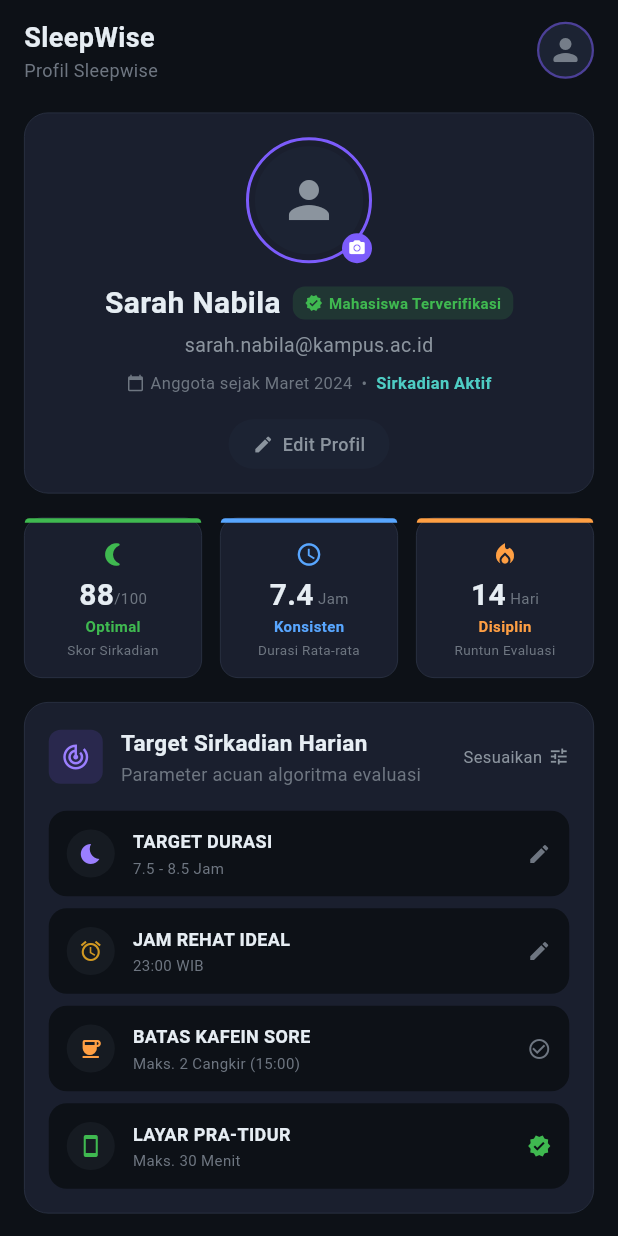
After one commit to reyhansaja/SleepWise, a Flutter app: the ProfilePage screen opened directly, on a phone screen of 412 x 824 dp. The commit adds this screen. Run offline on Flutter 3.47's test engine with Material 3 defaults, Android fonts, the phone set to English and light mode, and no system bars.

Commit message:
profile_page

```diff
--- a/frontend/lib/main.dart
+++ b/frontend/lib/main.dart
@@ -5,6 +5,7 @@ import 'pages/register_page.dart';
 import 'pages/dashboard_view.dart';
 import 'pages/prediction_page.dart';
 import 'pages/statistics_page.dart';
+import 'pages/profile_page.dart';
 
 void main() {
   runApp(const SleepWiseApp());
@@ -29,6 +30,7 @@ class SleepWiseApp extends StatelessWidget {
         '/dashboard': (context) => const MainShell(initialIndex: 0),
         '/predict': (context) => const MainShell(initialIndex: 1),
         '/statistics': (context) => const MainShell(initialIndex: 3),
+        '/profile': (context) => const MainShell(initialIndex: 4),
       },
     );
   }
@@ -73,6 +75,8 @@ class _MainShellState extends State<MainShell> {
         return _buildPlaceholderPage('Riwayat');
       case 3:
         return const StatisticsPage();
+      case 4:
+        return const ProfilePage();
       default:
         return _buildPlaceholderPage(_getPageTitle(_currentIndex));
     }
@@ -88,6 +92,8 @@ class _MainShellState extends State<MainShell> {
         return 'Riwayat';
       case 3:
         return 'Statistik';
+      case 4:
+        return 'Profil';
       default:
         return '';
     }
@@ -166,6 +172,10 @@ class _MainShellState extends State<MainShell> {
             icon: Icon(Icons.bar_chart_rounded),
             label: 'Statistik',
           ),
+          BottomNavigationBarItem(
+            icon: Icon(Icons.person_rounded),
+            label: 'Profil',
+          ),
         ],
       ),
     );
--- /dev/null
+++ b/frontend/lib/pages/profile_page.dart
@@ -0,0 +1,405 @@
+import 'package:flutter/material.dart';
+import '../theme/app_theme.dart';
+import '../widgets/common/section_card.dart';
+
+class ProfilePage extends StatelessWidget {
+  const ProfilePage({super.key});
+
+  @override
+  Widget build(BuildContext context) {
+    return Scaffold(
+      backgroundColor: AppTheme.background,
+      body: SafeArea(
+        child: CustomScrollView(
+          slivers: [
+            SliverToBoxAdapter(child: _buildHeader()),
+            SliverPadding(
+              padding: const EdgeInsets.symmetric(horizontal: 16),
+              sliver: SliverList(
+                delegate: SliverChildListDelegate([
+                  const SizedBox(height: 16),
+                  _buildProfileCard(),
+                  const SizedBox(height: 16),
+                  _buildStatsRow(),
+                  const SizedBox(height: 16),
+                  _buildTargetSection(),
+                  const SizedBox(height: 16),
+                  _buildPrivacySection(),
+                  const SizedBox(height: 24),
+                  _buildLogoutButton(),
+                  const SizedBox(height: 16),
+                  _buildFooter(),
+                  const SizedBox(height: 32),
+                ]),
+              ),
+            ),
+          ],
+        ),
+      ),
+    );
+  }
+
+  Widget _buildHeader() {
+    return Padding(
+      padding: const EdgeInsets.fromLTRB(16, 12, 16, 4),
+      child: Row(
+        mainAxisAlignment: MainAxisAlignment.spaceBetween,
+        children: [
+          const Column(
+            crossAxisAlignment: CrossAxisAlignment.start,
+            children: [
+              Text(
+                'SleepWise',
+                style: TextStyle(
+                  color: AppTheme.textPrimary,
+                  fontSize: 18,
+                  fontWeight: FontWeight.bold,
+                ),
+              ),
+              Text(
+                'Profil Sleepwise',
+                style: TextStyle(
+                  color: AppTheme.textMuted,
+                  fontSize: 12,
+                ),
+              ),
+            ],
+          ),
+          Container(
+            width: 38,
+            height: 38,
+            decoration: BoxDecoration(
+              shape: BoxShape.circle,
+              border: Border.all(
+                color: AppTheme.primary.withValues(alpha: 0.5),
+                width: 1.5,
+              ),
+              color: AppTheme.surfaceLight,
+            ),
+            child: ClipOval(
+              child: Icon(
+                Icons.person_rounded,
+                color: AppTheme.textSecondary.withValues(alpha: 0.8),
+                size: 24,
+              ),
+            ),
+          ),
+        ],
+      ),
+    );
+  }
+
+  Widget _buildProfileCard() {
+    return SectionCard(
+      child: Column(
+        children: [
+          Stack(
+            alignment: Alignment.bottomRight,
+            children: [
+              Container(
+                padding: const EdgeInsets.all(4),
+                decoration: BoxDecoration(
+                  shape: BoxShape.circle,
+                  border: Border.all(color: AppTheme.primary, width: 2),
+                ),
+                child: const CircleAvatar(
+                  radius: 36,
+                  backgroundColor: AppTheme.surfaceLight,
+                  child: Icon(Icons.person, size: 40, color: AppTheme.textSecondary),
+                ),
+              ),
+              Container(
+                padding: const EdgeInsets.all(4),
+                decoration: const BoxDecoration(
+                  color: AppTheme.primary,
+                  shape: BoxShape.circle,
+                ),
+                child: const Icon(Icons.camera_alt, size: 12, color: Colors.white),
+              ),
+            ],
+          ),
+          const SizedBox(height: 12),
+          Row(
+            mainAxisAlignment: MainAxisAlignment.center,
+            children: [
+              const Text(
+                'Sarah Nabila',
+                style: TextStyle(
+                  color: AppTheme.textPrimary,
+                  fontSize: 20,
+                  fontWeight: FontWeight.bold,
+                ),
+              ),
+              const SizedBox(width: 8),
+              Container(
+                padding: const EdgeInsets.symmetric(horizontal: 8, vertical: 4),
+                decoration: BoxDecoration(
+                  color: AppTheme.success.withValues(alpha: 0.15),
+                  borderRadius: BorderRadius.circular(AppTheme.radiusSm),
+                ),
+                child: const Row(
+                  children: [
+                    Icon(Icons.verified, size: 12, color: AppTheme.success),
+                    SizedBox(width: 4),
+                    Text(
+                      'Mahasiswa Terverifikasi',
+                      style: TextStyle(
+                        color: AppTheme.success,
+                        fontSize: 10,
+                        fontWeight: FontWeight.w600,
+                      ),
+                    ),
+                  ],
+                ),
+              ),
+            ],
+          ),
+          const SizedBox(height: 4),
+          const Text(
+            'sarah.nabila@kampus.ac.id',
+            style: TextStyle(color: AppTheme.textSecondary, fontSize: 13),
+          ),
+          const SizedBox(height: 8),
+          Row(
+            mainAxisAlignment: MainAxisAlignment.center,
+            children: [
+              const Icon(Icons.calendar_today, size: 12, color: AppTheme.textMuted),
+              const SizedBox(width: 4),
+              const Text('Anggota sejak Maret 2024  •  ', style: TextStyle(color: AppTheme.textMuted, fontSize: 11)),
+              const Text('Sirkadian Aktif', style: TextStyle(color: AppTheme.secondary, fontSize: 11, fontWeight: FontWeight.w600)),
+            ],
+          ),
+          const SizedBox(height: 16),
+          Container(
+            padding: const EdgeInsets.symmetric(horizontal: 16, vertical: 8),
+            decoration: BoxDecoration(
+              color: AppTheme.surfaceLight,
+              borderRadius: BorderRadius.circular(AppTheme.radiusFull),
+            ),
+            child: const Row(
+              mainAxisSize: MainAxisSize.min,
+              children: [
+                Icon(Icons.edit, size: 14, color: AppTheme.textSecondary),
+                SizedBox(width: 6),
+                Text('Edit Profil', style: TextStyle(color: AppTheme.textSecondary, fontSize: 12, fontWeight: FontWeight.w500)),
+              ],
+            ),
+          ),
+        ],
+      ),
+    );
+  }
+
+  Widget _buildStatsRow() {
+    return Row(
+      children: [
+        Expanded(child: _buildStatCard('88', '/100', 'Optimal', 'Skor Sirkadian', AppTheme.success, Icons.nightlight_round)),
+        const SizedBox(width: 12),
+        Expanded(child: _buildStatCard('7.4', ' Jam', 'Konsisten', 'Durasi Rata-rata', AppTheme.info, Icons.access_time)),
+        const SizedBox(width: 12),
+        Expanded(child: _buildStatCard('14', ' Hari', 'Disiplin', 'Runtun Evaluasi', AppTheme.accentOrange, Icons.local_fire_department)),
+      ],
+    );
+  }
+
+  Widget _buildStatCard(String value, String unit, String status, String label, Color color, IconData icon) {
+    return Container(
+      decoration: BoxDecoration(
+        color: AppTheme.cardBackground,
+        borderRadius: BorderRadius.circular(AppTheme.radiusMd),
+        border: Border.all(color: AppTheme.cardBorder, width: 0.5),
+      ),
+      child: Column(
+        children: [
+          Container(
+            height: 3,
+            decoration: BoxDecoration(
+              color: color,
+              borderRadius: const BorderRadius.vertical(top: Radius.circular(AppTheme.radiusMd)),
+            ),
+          ),
+          Padding(
+            padding: const EdgeInsets.all(12),
+            child: Column(
+              children: [
+                Icon(icon, color: color, size: 18),
+                const SizedBox(height: 8),
+                Row(
+                  mainAxisAlignment: MainAxisAlignment.center,
+                  crossAxisAlignment: CrossAxisAlignment.end,
+                  children: [
+                    Text(value, style: const TextStyle(color: AppTheme.textPrimary, fontSize: 20, fontWeight: FontWeight.bold, height: 1)),
+                    Text(unit, style: const TextStyle(color: AppTheme.textMuted, fontSize: 10, height: 1.5)),
+                  ],
+                ),
+                const SizedBox(height: 4),
+                Text(status, style: TextStyle(color: color, fontSize: 10, fontWeight: FontWeight.w600)),
+                const SizedBox(height: 2),
+                Text(label, style: const TextStyle(color: AppTheme.textMuted, fontSize: 9), textAlign: TextAlign.center),
+              ],
+            ),
+          ),
+        ],
+      ),
+    );
+  }
+
+  Widget _buildTargetSection() {
+    return SectionCard(
+      padding: const EdgeInsets.all(16),
+      child: Column(
+        children: [
+          const SectionHeader(
+            icon: Icons.track_changes,
+            title: 'Target Sirkadian Harian',
+            subtitle: 'Parameter acuan algoritma evaluasi',
+            trailing: Row(
+              children: [
+                Text('Sesuaikan', style: TextStyle(color: AppTheme.textSecondary, fontSize: 11)),
+                SizedBox(width: 4),
+                Icon(Icons.tune, color: AppTheme.textSecondary, size: 14),
+              ],
+            ),
+          ),
+          const SizedBox(height: 16),
+          // Tambahkan parameter iconColor sesuai warna dari AppTheme
+          _buildListItem(Icons.bedtime, 'TARGET DURASI', '7.5 - 8.5 Jam', const Icon(Icons.edit, color: AppTheme.textMuted, size: 16), iconColor: AppTheme.primaryLight),
+          _buildListItem(Icons.access_alarm, 'JAM REHAT IDEAL', '23:00 WIB', const Icon(Icons.edit, color: AppTheme.textMuted, size: 16), iconColor: AppTheme.warning),
+          _buildListItem(Icons.coffee, 'BATAS KAFEIN SORE', 'Maks. 2 Cangkir (15:00)', const Icon(Icons.check_circle_outline, color: AppTheme.textMuted, size: 16), iconColor: AppTheme.accentOrange),
+          _buildListItem(Icons.smartphone, 'LAYAR PRA-TIDUR', 'Maks. 30 Menit', const Icon(Icons.verified, color: AppTheme.success, size: 16), iconColor: AppTheme.success, isLast: true),
+        ],
+      ),
+    );
+  }
+
+  Widget _buildPrivacySection() {
+    return SectionCard(
+      padding: const EdgeInsets.all(16),
+      child: Column(
+        children: [
+          const SectionHeader(
+            icon: Icons.security,
+            title: 'Privasi & Sinkronisasi',
+            subtitle: 'Kendali data sensor dan integrasi akun',
+          ),
+          const SizedBox(height: 16),
+            _buildListItem(
+            Icons.download,
+            'Ekspor Prediksi & Riwayat',
+            'Unduh laporan format CSV atau PDF',
+            const Row(
+              mainAxisSize: MainAxisSize.min,
+              children: [
+                Text('PDF/CSV', style: TextStyle(color: AppTheme.textMuted, fontSize: 10)),
+                SizedBox(width: 4),
+                Icon(Icons.chevron_right, color: AppTheme.textMuted, size: 16),
+              ],
+            ),
+            iconColor: AppTheme.primaryLight, // Tambahkan warna di sini
+          ),          _buildListItem(
+            Icons.watch,
+            'Google Fit & Smartwatch',
+            'Sensor detak jantung & akselerometer',
+            Row(
+              mainAxisSize: MainAxisSize.min,
+              children: [
+                Container(
+                  padding: const EdgeInsets.symmetric(horizontal: 6, vertical: 2),
+                  decoration: BoxDecoration(
+                    color: AppTheme.success.withValues(alpha: 0.15),
+                    borderRadius: BorderRadius.circular(4),
+                  ),
+                  child: const Text('Terhubung', style: TextStyle(color: AppTheme.success, fontSize: 9)),
+                ),
+                const SizedBox(width: 4),
+                const Icon(Icons.chevron_right, color: AppTheme.textMuted, size: 16),
+              ],
+            ),
+            iconColor: AppTheme.success, // Menambahkan warna hijau
+          ),
+          _buildListItem(
+            Icons.vpn_key,
+            'Keamanan & Autentikasi',
+            'Ganti kata sandi & 2FA',
+            const Icon(Icons.chevron_right, color: AppTheme.textMuted, size: 16),
+            iconColor: AppTheme.accentBlue, // Menambahkan warna biru
+          ),
+          _buildListItem(
+            Icons.help_outline,
+            'Pusat Bantuan & Metodologi ML',
+            'Dokumentasi transparansi data klinis',
+            const Icon(Icons.chevron_right, color: AppTheme.textMuted, size: 16),
+            iconColor: AppTheme.warning, // Menambahkan warna oranye/kuning
+            isLast: true,
+          ),
+        ],
+      ),
+    );
+  }
+
+  Widget _buildListItem(IconData icon, String title, String subtitle, Widget trailing, {bool isLast = false, Color? iconColor}) {
+    return Container(
+      margin: EdgeInsets.only(bottom: isLast ? 0 : 8),
+      padding: const EdgeInsets.all(12),
+      decoration: BoxDecoration(
+        color: AppTheme.background,
+        borderRadius: BorderRadius.circular(AppTheme.radiusMd),
+      ),
+      child: Row(
+        children: [
+          Container(
+            padding: const EdgeInsets.all(8),
+            decoration: const BoxDecoration(
+              color: AppTheme.surface,
+              shape: BoxShape.circle,
+            ),
+            // Terapkan warna jika diberikan, jika tidak gunakan textSecondary sebagai default
+            child: Icon(icon, color: iconColor ?? AppTheme.textSecondary, size: 16),
+          ),
+          const SizedBox(width: 12),
+          Expanded(
+            child: Column(
+              crossAxisAlignment: CrossAxisAlignment.start,
+              children: [
+                Text(title, style: const TextStyle(color: AppTheme.textPrimary, fontSize: 12, fontWeight: FontWeight.w600)),
+                const SizedBox(height: 2),
+                Text(subtitle, style: const TextStyle(color: AppTheme.textMuted, fontSize: 10)),
+              ],
+            ),
+          ),
+          trailing,
+        ],
+      ),
+    );
+  }
+
+  Widget _buildLogoutButton() {
+    return SizedBox(
+      width: double.infinity,
+      child: ElevatedButton.icon(
+        onPressed: () {},
+        style: ElevatedButton.styleFrom(
+          backgroundColor: AppTheme.error.withValues(alpha: 0.1),
+          foregroundColor: AppTheme.error,
+          padding: const EdgeInsets.symmetric(vertical: 16),
+          shape: RoundedRectangleBorder(
+            borderRadius: BorderRadius.circular(AppTheme.radiusLg),
+          ),
+          elevation: 0,
+        ),
+        icon: const Icon(Icons.logout, size: 18),
+        label: const Text('Keluar dari Akun', style: TextStyle(fontWeight: FontWeight.bold, fontSize: 14)),
+      ),
+    );
+  }
+
+  Widget _buildFooter() {
+    return const Column(
+      children: [
+        Text('SleepWise Mobile v1.4.2  •  ML Engine 2.1', style: TextStyle(color: AppTheme.textSecondary, fontSize: 10, fontWeight: FontWeight.bold)),
+        SizedBox(height: 4),
+        Text('Dikembangkan untuk Riset Pola Sirkadian Akademik', style: TextStyle(color: AppTheme.textMuted, fontSize: 9)),
+      ],
+    );
+  }
+}
```
